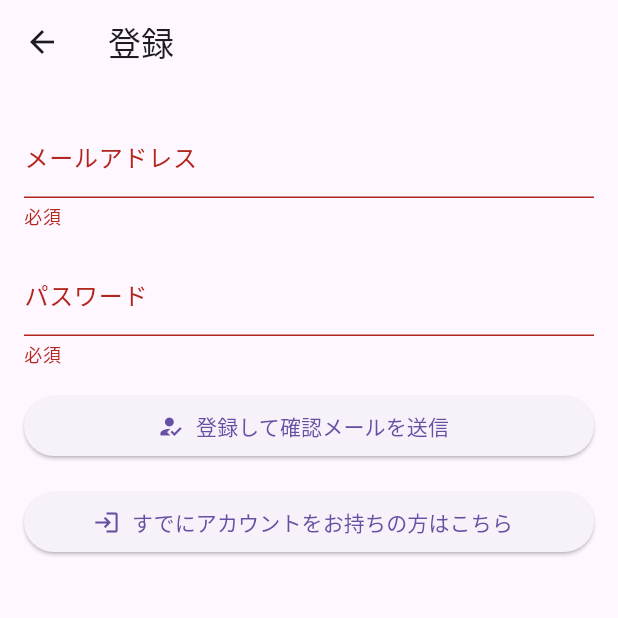
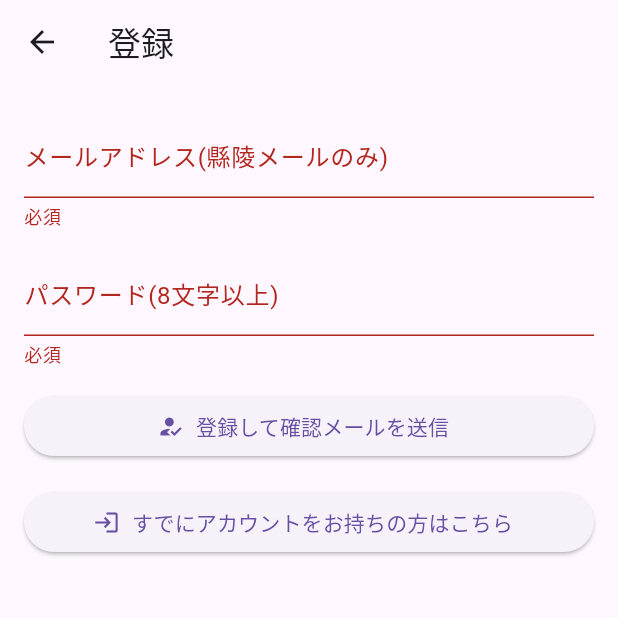
Before and after one commit to yuki-4201/Door_App_Public, a Flutter app: the RegisterPage screen opened directly, after a tap on "登録して確認メールを送信", on a phone screen of 412 x 824 dp, the top half of it. Run offline on Flutter 3.47's test engine with Material 3 defaults, Android fonts, the phone set to English and light mode, and no system bars; our stand-ins replace flutter_dotenv, flutter_secure_storage, supabase_flutter; accounts and stored records are empty.

Commit message:
Update register_page.dart

```diff
--- a/lib/pages/register_page.dart
+++ b/lib/pages/register_page.dart
@@ -61,7 +61,7 @@ class _RegisterPageState extends State<RegisterPage> {
             TextFormField(
               controller: _emailController,
               decoration: const InputDecoration(
-                label: Text('メールアドレス'),
+                label: Text('メールアドレス(縣陵メールのみ)'),
               ),
               validator: (val) {
                 if (val == null || val.isEmpty) {
@@ -77,14 +77,14 @@ class _RegisterPageState extends State<RegisterPage> {
               controller: _passwordController,
               obscureText: true,
               decoration: const InputDecoration(
-                label: Text('パスワード'),
+                label: Text('パスワード(8文字以上)'),
               ),
               validator: (val) {
                 if (val == null || val.isEmpty) {
                   return '必須';
                 }
-                if (val.length < 6) {
-                  return '6文字以上';
+                if (val.length < 8) {
+                  return '8文字以上';
                 }
                 return null;
               },
```
